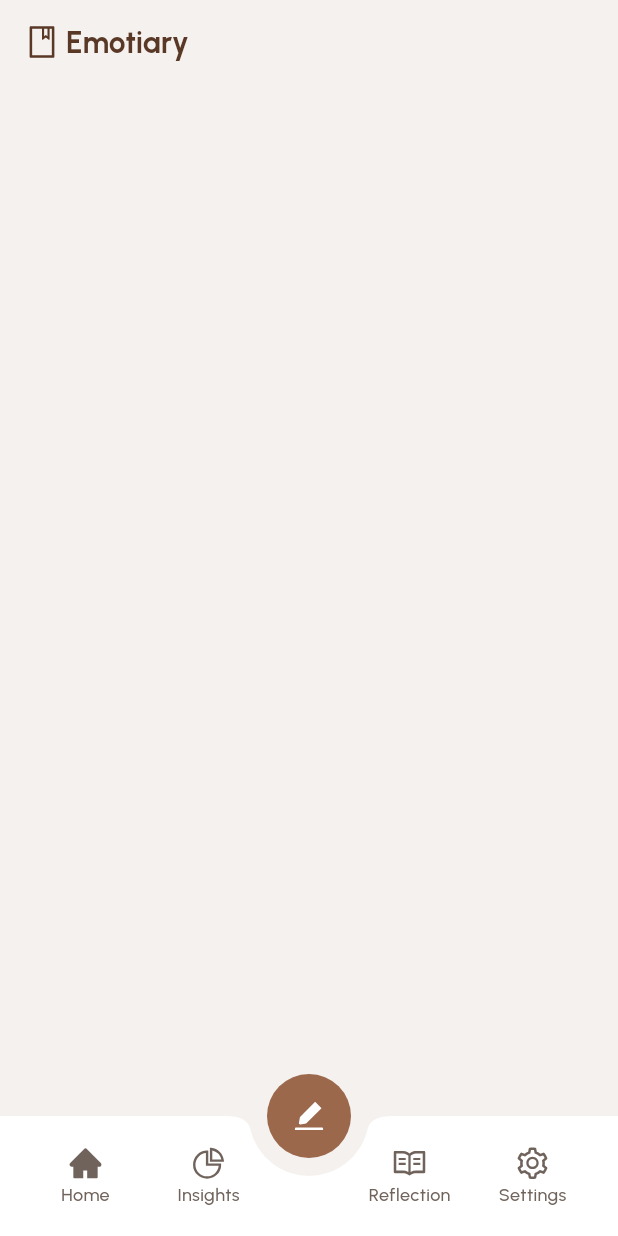
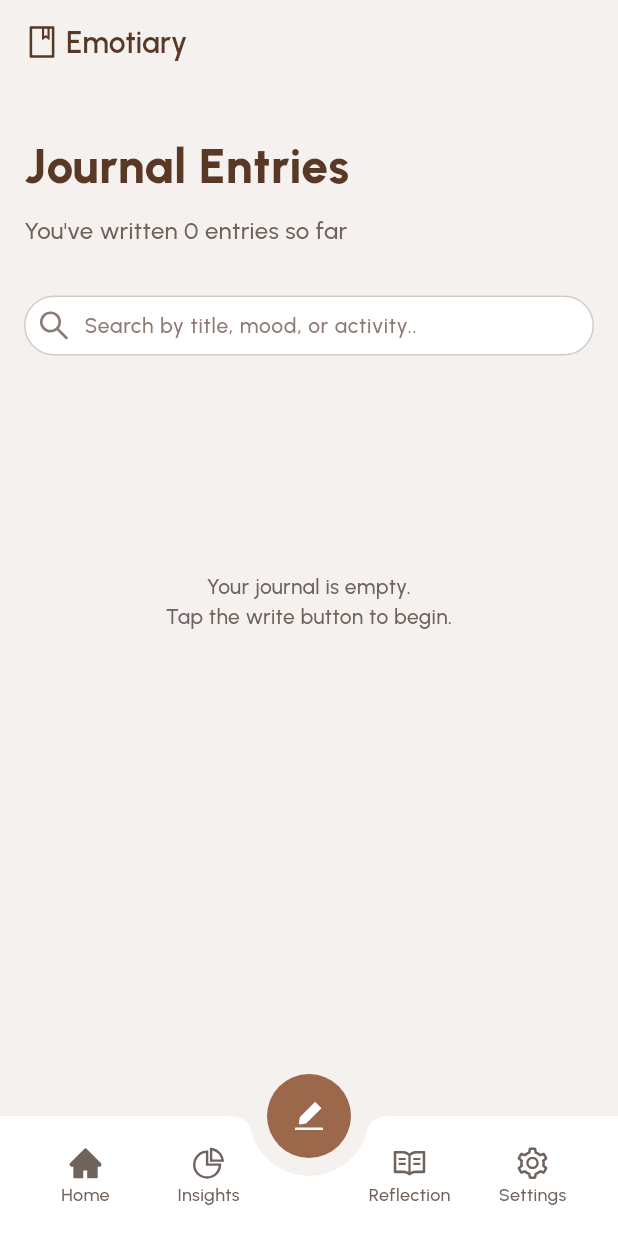
Before and after one commit to gianworks/emotiary, a Flutter app: the screen it shows after launch, on a phone screen of 412 x 824 dp. Run offline on Flutter 3.47's test engine with Material 3 defaults, Android fonts, the phone set to English and light mode, and no system bars; our stand-ins replace hive, hive_flutter, icons_plus; missing offline and left inert: flutter_quill; accounts and stored records are empty.

Commit message:
Add home screen with entry list and search filter

```diff
--- a/lib/core/theme/app_colors.dart
+++ b/lib/core/theme/app_colors.dart
@@ -2,6 +2,7 @@ import "package:flutter/material.dart";
 
 class AppColors {
   static const Color linenWhite = Color(0xFFF5F1EF);
+  static const Color griege = Color(0xFFD1CBC7);
   static const Color warmGray = Color(0xFF8C7A73);
   static const Color taupeGray = Color(0xFF70635C);
   static const Color brownSugar = Color(0xFF9B684B);
--- a/lib/core/theme/app_text_styles.dart
+++ b/lib/core/theme/app_text_styles.dart
@@ -6,9 +6,9 @@ class AppTextStyles {
   static const TextStyle bodyMedium = TextStyle(fontFamily: "Urbanist", fontSize: 14, color: AppColors.taupeGray, fontWeight: FontWeight.w500);
   static const TextStyle bodyLarge = TextStyle(fontFamily: "Urbanist", fontSize: 16, color: AppColors.taupeGray, fontWeight: FontWeight.w500);
 
-  static const TextStyle titleSmall = TextStyle(fontFamily: "Urbanist", fontSize: 16, color: AppColors.darkBrown, fontWeight: FontWeight.w700);
-  static const TextStyle titleMedium = TextStyle(fontFamily: "Urbanist", fontSize: 20, color: AppColors.darkBrown, fontWeight: FontWeight.w700);
-  static const TextStyle titleLarge = TextStyle(fontFamily: "Urbanist", fontSize: 24, color: AppColors.darkBrown, fontWeight: FontWeight.w700);
+  static const TextStyle titleSmall = TextStyle(fontFamily: "Urbanist", fontSize: 16, color: AppColors.darkBrown, fontWeight: FontWeight.w600);
+  static const TextStyle titleMedium = TextStyle(fontFamily: "Urbanist", fontSize: 20, color: AppColors.darkBrown, fontWeight: FontWeight.w600);
+  static const TextStyle titleLarge = TextStyle(fontFamily: "Urbanist", fontSize: 24, color: AppColors.darkBrown, fontWeight: FontWeight.w600);
 
   static const TextStyle headlineSmall = TextStyle(fontFamily: "Urbanist", fontSize: 24, color: AppColors.darkBrown, fontWeight: FontWeight.w800);
   static const TextStyle headlineMedium = TextStyle(fontFamily: "Urbanist", fontSize: 28, color: AppColors.darkBrown, fontWeight: FontWeight.w800);
--- /dev/null
+++ b/lib/core/utils/quill_utils.dart
@@ -0,0 +1,7 @@
+import "dart:convert";
+import "package:flutter_quill/flutter_quill.dart";
+import "package:flutter_quill/quill_delta.dart";
+
+class QuillUtils {
+  static String jsonToPlainText(String jsonString) => Document.fromDelta(Delta.fromJson(jsonDecode(jsonString))).toPlainText();
+}
--- /dev/null
+++ b/lib/screens/home_screen.dart
@@ -0,0 +1,194 @@
+import "package:flutter/material.dart";
+import "package:icons_plus/icons_plus.dart";
+import "package:emotiary/core/theme/app_colors.dart";
+import "package:emotiary/core/theme/app_text_styles.dart";
+import "package:emotiary/core/utils/date_time_utils.dart";
+import "package:emotiary/core/utils/quill_utils.dart";
+import "package:emotiary/data/models/entry.dart";
+import "package:emotiary/widgets/primary_search_bar.dart";
+import "package:emotiary/widgets/primary_card.dart";
+
+class HomeScreen extends StatefulWidget {
+  final List<Entry> entries;
+
+  const HomeScreen({
+    super.key,
+    required this.entries
+  });
+
+  @override
+  State<HomeScreen> createState() => _HomeScreenState();
+}
+
+class _HomeScreenState extends State<HomeScreen> {
+  final FocusNode _searchBarFocusNode = FocusNode();
+
+  Map<String, List<Entry>> _groupedEntries = {};
+
+  void _groupEntriesByDate(List<Entry> entries) {
+    // Sort entries by descending date
+    entries.sort((a, b) => DateTimeUtils.parse(b.date).compareTo(DateTimeUtils.parse(a.date)));
+
+    // Group entries by date
+    Map<String, List<Entry>> grouped = {};
+    for (var entry in entries) {
+      grouped.putIfAbsent(entry.date, () => []);
+      grouped[entry.date]!.add(entry);
+    }
+    _groupedEntries = grouped;
+  }
+
+ void _filterEntries(String query) {
+    // Get filtered entries by title, mood, or activity
+    final List<Entry> filteredEntries = widget.entries.where((entry) {
+      final bool isTitleMatched = QuillUtils.jsonToPlainText(entry.titleJson).toLowerCase().contains(query.toLowerCase());
+      final bool isMoodMatched = entry.mood.toLowerCase().contains(query.toLowerCase());
+      final bool isActivityMatched = entry.activities.keys.any((key) => key.toLowerCase().contains(query.toLowerCase()));
+
+      return isTitleMatched || isMoodMatched || isActivityMatched;
+    }).toList();
+
+    setState(() => _groupEntriesByDate(filteredEntries));
+  }
+
+  @override
+  void initState() {
+    super.initState();
+    _groupEntriesByDate(widget.entries);
+    _searchBarFocusNode.addListener(() => setState(() {}));
+  }
+
+  @override
+  void didUpdateWidget(HomeScreen oldWidget) {
+    super.didUpdateWidget(oldWidget);
+    if (oldWidget.entries != widget.entries) {
+      _groupEntriesByDate(widget.entries);
+    }
+  }
+
+  @override
+  void dispose() {
+    super.dispose();
+    _searchBarFocusNode.dispose();
+  }
+
+  @override
+  Widget build(BuildContext context) {
+    return ListView(
+      padding: const EdgeInsetsGeometry.symmetric(horizontal: 16),
+      children: [
+        const SizedBox(height: 32),
+        Text("Journal Entries", style: AppTextStyles.headlineLarge),
+        const SizedBox(height: 8),
+        Text("You've written ${widget.entries.length} entries so far", style: AppTextStyles.bodyLarge),
+        const SizedBox(height: 32),
+        PrimarySearchBar(
+          height: 40,
+          focusNode: _searchBarFocusNode,
+          leading: Icon(AntDesign.search_outline, color: (_searchBarFocusNode.hasFocus) ? AppColors.brownSugar : AppColors.warmGray),
+          hintText: "Search by title, mood, or activity..",
+          hintStyle: TextStyle(fontSize: 14, color: AppColors.warmGray),
+          textStyle: TextStyle(fontSize: 16, color: AppColors.brownSugar, fontWeight: FontWeight.w500),
+          onChanged: _filterEntries
+        ),
+        const SizedBox(height: 16),
+        if (widget.entries.isNotEmpty && _groupedEntries.isNotEmpty) ...[
+          ListView.builder(
+            shrinkWrap: true,
+            physics: const NeverScrollableScrollPhysics(),
+            itemCount: _groupedEntries.length,
+            itemBuilder: (_, index) {
+              final String date = _groupedEntries.keys.elementAt(index);
+              final List<Entry> entriesByDate = _groupedEntries[date]!;
+
+              return Column(
+                crossAxisAlignment: CrossAxisAlignment.start,
+                children: [
+                  Text(DateTimeUtils.formateRelativeDate(date), style: AppTextStyles.titleSmall),
+                  const SizedBox(height: 8),
+                  ListView.builder(
+                    shrinkWrap: true,
+                    physics: const NeverScrollableScrollPhysics(),
+                    itemCount: entriesByDate.length,
+                    itemBuilder: (_, index) {
+                      final int reverseIndex = entriesByDate.length - 1 - index;
+                      final Entry entry = entriesByDate[reverseIndex];
+
+                      return PrimaryCard(
+                        onTap: () {},
+                        content: Row(
+                          children: [
+                            const SizedBox(width: 8),
+                            Column(
+                              children: [
+                                Text(entry.moodEmoji, style: const TextStyle(fontSize: 32)),
+                                Text(entry.mood, style: const TextStyle(fontSize: 14, color: AppColors.darkBrown, fontWeight: FontWeight.w500))
+                              ]
+                            ),
+                            const SizedBox(width: 24),
+                            IgnorePointer(
+                              child: Column(
+                                mainAxisAlignment: MainAxisAlignment.start,
+                                crossAxisAlignment: CrossAxisAlignment.start,
+                                children: [
+                                  SizedBox(
+                                    width: 200,
+                                    height: 20,
+                                    child: Text(
+                                      QuillUtils.jsonToPlainText(entry.titleJson),
+                                      style: AppTextStyles.titleSmall,
+                                      overflow: TextOverflow.ellipsis,
+                                      maxLines: 1
+                                    )
+                                  ),
+                                  const SizedBox(height: 4),
+                                  SizedBox(
+                                    width: 200,
+                                    height: 40,
+                                    child: Text(
+                                      QuillUtils.jsonToPlainText(entry.textJson),
+                                      style: AppTextStyles.bodyMedium,
+                                      overflow: TextOverflow.ellipsis,
+                                      maxLines: 2
+                                    )
+                                  ),
+                                  const SizedBox(height: 8),
+                                  SizedBox(
+                                    width: 200,
+                                    child: Wrap(
+                                      spacing: 8,
+                                      runSpacing: 8,
+                                      children: entry.activities.entries.map(
+                                        (activity) => Text("${activity.value} ${activity.key.toLowerCase()}", style: AppTextStyles.bodyMedium)
+                                      ).toList()
+                                    )
+                                  )
+                                ]
+                              )
+                            ),
+                            const SizedBox(width: 32),
+                            const Icon(AntDesign.right_outline, size: 16, color: AppColors.taupeGray)
+                          ]
+                        )
+                      );
+                    }
+                  ),
+                  const SizedBox(height: 8)
+                ]
+              );
+            }
+          ),
+          const SizedBox(height: 32)
+        ]
+        else if (widget.entries.isEmpty) ...[
+          const SizedBox(height: 128),
+          const Text("Your journal is empty.\nTap the write button to begin.", style: AppTextStyles.bodyMedium, textAlign: TextAlign.center)
+        ]
+        else if (_groupedEntries.isEmpty) ...[
+          const SizedBox(height: 128),
+          const Text("Nothing matches your search.\nTry another title, mood, or activity.", style: AppTextStyles.bodyMedium, textAlign: TextAlign.center)
+        ]
+      ]
+    );
+  }
+}
--- /dev/null
+++ b/lib/widgets/primary_search_bar.dart
@@ -0,0 +1,45 @@
+import "package:flutter/material.dart";
+import "package:emotiary/core/theme/app_colors.dart";
+
+class PrimarySearchBar extends StatelessWidget {
+  final double height;
+  final FocusNode focusNode;
+  final Widget? leading;
+  final String hintText;
+  final TextStyle hintStyle;
+  final TextStyle textStyle;
+  final Function(String query)? onChanged;
+
+  const PrimarySearchBar({
+    super.key,
+    required this.height,
+    required this.focusNode,
+    this.leading,
+    required this.hintText,
+    required this.hintStyle,
+    required this.textStyle,
+    this.onChanged
+  });
+
+  @override
+  Widget build(BuildContext context) {
+    return SearchBar(
+      focusNode: focusNode,
+      constraints: BoxConstraints(minHeight: height),
+      backgroundColor: WidgetStateProperty.all(Colors.white),
+      overlayColor: WidgetStateProperty.all(Colors.transparent),
+      elevation: WidgetStateProperty.all(0),
+      leading: leading,
+      hintText: hintText,
+      hintStyle: WidgetStateProperty.all(hintStyle),
+      textStyle: WidgetStateProperty.all(textStyle),
+      shape: WidgetStateProperty.all(
+        RoundedRectangleBorder(
+          borderRadius: BorderRadius.circular(30),
+          side: BorderSide(width: 1, color: (focusNode.hasFocus) ? AppColors.brownSugar : AppColors.griege)
+        )
+      ),
+      onChanged: onChanged,
+    );
+  }
+}
```
Also changed, not shown: lib/core/utils/date_time_utils.dart (+14 -5 lines), lib/screens/main_screen.dart (+14 -10 lines), lib/widgets/primary_card.dart (added, +39 -0 lines).
